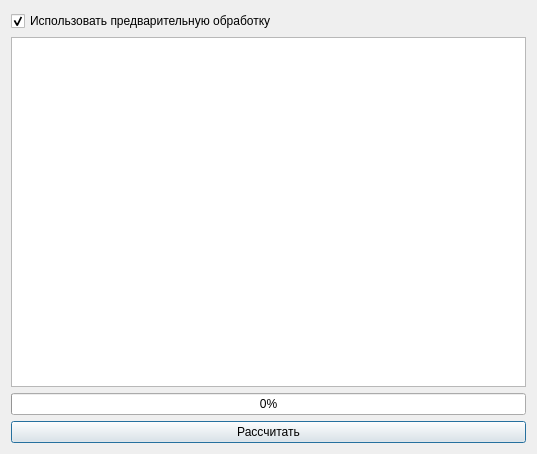
Old version of the form sources/XiSquare.ui in the repository AndreyTulyakov/TextStageProcessor.
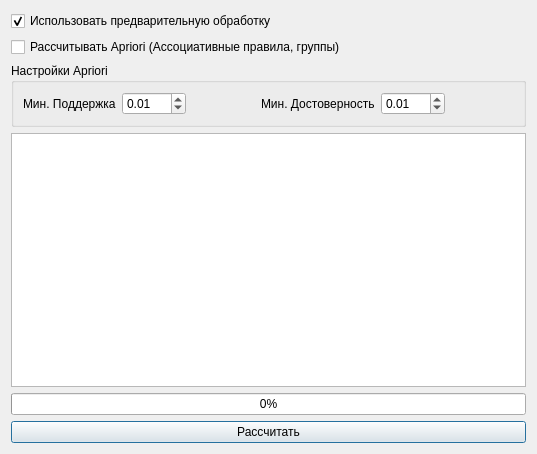
New version of the form.

Commit message: Переделал Apriori и встроил в задачи ЛСА и Расчета критериев.

Patch:
```diff
--- a/sources/XiSquare.ui
+++ b/sources/XiSquare.ui
@@ -24,6 +24,104 @@
      </property>
     </widget>
    </item>
+   <item>
+    <widget class="QCheckBox" name="checkBoxNeedApriori">
+     <property name="text">
+      <string>Рассчитывать Apriori (Ассоциативные правила, группы)</string>
+     </property>
+    </widget>
+   </item>
+   <item>
+    <widget class="QGroupBox" name="groupBoxApriori">
+     <property name="title">
+      <string>Настройки Apriori</string>
+     </property>
+     <layout class="QVBoxLayout" name="verticalLayout_2">
+      <item>
+       <layout class="QHBoxLayout" name="horizontalLayout">
+        <item>
+         <widget class="QLabel" name="label">
+          <property name="sizePolicy">
+           <sizepolicy hsizetype="Maximum" vsizetype="Preferred">
+            <horstretch>0</horstretch>
+            <verstretch>0</verstretch>
+           </sizepolicy>
+          </property>
+          <property name="text">
+           <string>Мин. Поддержка</string>
+          </property>
+         </widget>
+        </item>
+        <item>
+         <widget class="QDoubleSpinBox" name="spinBoxMinSupport">
+          <property name="maximum">
+           <double>100.000000000000000</double>
+          </property>
+          <property name="singleStep">
+           <double>0.010000000000000</double>
+          </property>
+          <property name="value">
+           <double>0.010000000000000</double>
+          </property>
+         </widget>
+        </item>
+        <item>
+         <spacer name="horizontalSpacer">
+          <property name="orientation">
+           <enum>Qt::Horizontal</enum>
+          </property>
+          <property name="sizeHint" stdset="0">
+           <size>
+            <width>40</width>
+            <height>20</height>
+           </size>
+          </property>
+         </spacer>
+        </item>
+        <item>
+         <widget class="QLabel" name="label_2">
+          <property name="sizePolicy">
+           <sizepolicy hsizetype="Maximum" vsizetype="Preferred">
+            <horstretch>0</horstretch>
+            <verstretch>0</verstretch>
+           </sizepolicy>
+          </property>
+          <property name="text">
+           <string>Мин. Достоверность</string>
+          </property>
+         </widget>
+        </item>
+        <item>
+         <widget class="QDoubleSpinBox" name="spinBoxMinConf">
+          <property name="maximum">
+           <double>100.000000000000000</double>
+          </property>
+          <property name="singleStep">
+           <double>0.010000000000000</double>
+          </property>
+          <property name="value">
+           <double>0.010000000000000</double>
+          </property>
+         </widget>
+        </item>
+        <item>
+         <spacer name="horizontalSpacer_2">
+          <property name="orientation">
+           <enum>Qt::Horizontal</enum>
+          </property>
+          <property name="sizeHint" stdset="0">
+           <size>
+            <width>40</width>
+            <height>20</height>
+           </size>
+          </property>
+         </spacer>
+        </item>
+       </layout>
+      </item>
+     </layout>
+    </widget>
+   </item>
    <item>
     <widget class="QTextEdit" name="textEdit">
      <property name="readOnly">
```
The commit also changes 9 other files.
